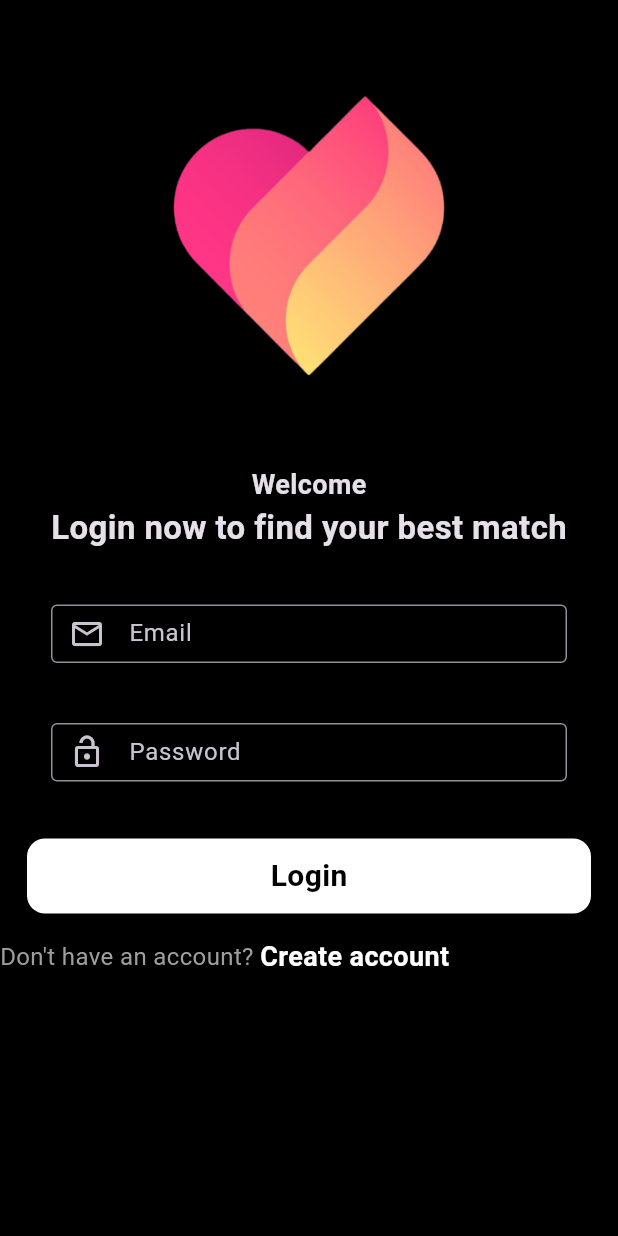
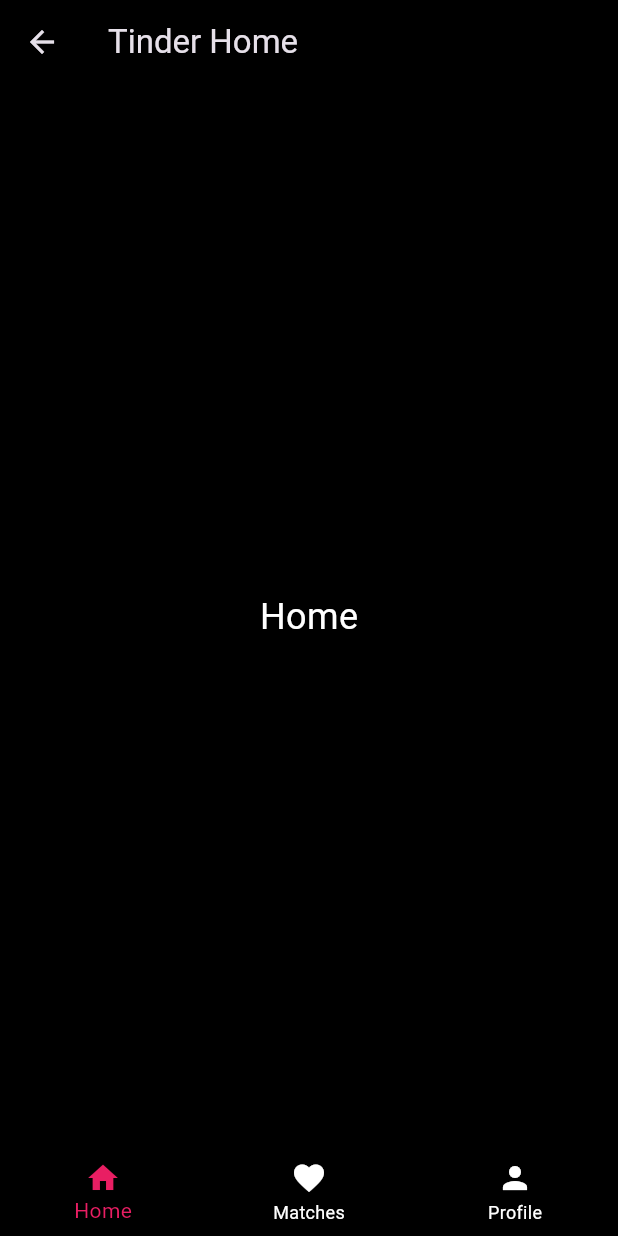
Before and after one commit to saikumarlaveti/flutterClone, a Flutter app: the screen it shows after launch, after a tap on "Login", on a phone screen of 412 x 824 dp. Run offline on Flutter 3.47's test engine with Material 3 defaults, Android fonts, the phone set to English and light mode, and no system bars; our stand-ins replace get, image_picker.

Commit message:
flutter Task1

```diff
--- /dev/null
+++ b/lib/authenticationScreen/homescreen.dart
@@ -0,0 +1,65 @@
+import 'package:flutter/material.dart';
+import 'profilescreen.dart'; // Make sure to import the profile screen
+
+class HomeScreen extends StatefulWidget {
+  const HomeScreen({super.key});
+
+  @override
+  _HomeScreenState createState() => _HomeScreenState();
+}
+
+class _HomeScreenState extends State<HomeScreen> {
+  int _selectedIndex = 0;
+
+  static const List<Widget> _widgetOptions = <Widget>[
+    Text(
+      'Home',
+      style: TextStyle(color: Colors.white, fontSize: 24),
+    ),
+    Text(
+      'Matches',
+      style: TextStyle(color: Colors.white, fontSize: 24),
+    ),
+    ProfileScreen(), // Use the ProfileScreen widget here
+  ];
+
+  void _onItemTapped(int index) {
+    setState(() {
+      _selectedIndex = index;
+    });
+  }
+
+  @override
+  Widget build(BuildContext context) {
+    return Scaffold(
+      appBar: AppBar(
+        title: const Text("Tinder Home"),
+        backgroundColor: Colors.black,
+      ),
+      body: Center(
+        child: _widgetOptions.elementAt(_selectedIndex),
+      ),
+      bottomNavigationBar: BottomNavigationBar(
+        items: const <BottomNavigationBarItem>[
+          BottomNavigationBarItem(
+            icon: Icon(Icons.home),
+            label: 'Home',
+          ),
+          BottomNavigationBarItem(
+            icon: Icon(Icons.favorite),
+            label: 'Matches',
+          ),
+          BottomNavigationBarItem(
+            icon: Icon(Icons.person),
+            label: 'Profile',
+          ),
+        ],
+        currentIndex: _selectedIndex,
+        selectedItemColor: Colors.pink,
+        onTap: _onItemTapped,
+        backgroundColor: Colors.black,
+        unselectedItemColor: Colors.white,
+      ),
+    );
+  }
+}
--- a/lib/authenticationScreen/login_screen.dart
+++ b/lib/authenticationScreen/login_screen.dart
@@ -1,8 +1,8 @@
 import 'package:flutter/material.dart';
 import 'package:get/get.dart';
+import 'package:tinder_application/authenticationScreen/homescreen.dart';
 import 'package:tinder_application/authenticationScreen/registration_screen.dart';
 import 'package:tinder_application/widgets/custom_text_field_widget.dart';
-import 'custom_text_field_widget.dart'; // Ensure this matches the file name
 
 class LoginScreen extends StatefulWidget {
   const LoginScreen({super.key});
@@ -15,6 +15,7 @@
   TextEditingController emailTextEditingController = TextEditingController();
   TextEditingController passwordTextEditingController = TextEditingController();
   bool showProgressBar = false;
+
   @override
   Widget build(BuildContext context) {
     return Scaffold(
@@ -47,9 +48,7 @@
                   isObscure: false, // Corrected property name
                 ),
               ),
-              const SizedBox(
-                height: 24,
-              ),
+              const SizedBox(height: 24),
               SizedBox(
                 width: MediaQuery.of(context).size.width - 36,
                 height: 55,
@@ -60,20 +59,23 @@
                   isObscure: true, // Corrected property name
                 ),
               ),
-              const SizedBox(
-                height: 30,
-              ),
+              const SizedBox(height: 30),
               //login button
+              // Inside the LoginScreen widget
               Container(
                 width: MediaQuery.of(context).size.width - 36,
                 height: 50,
                 decoration: const BoxDecoration(
-                    color: Colors.white,
-                    borderRadius: BorderRadius.all(
-                      Radius.circular(12),
-                    )),
+                  color: Colors.white,
+                  borderRadius: BorderRadius.all(
+                    Radius.circular(12),
+                  ),
+                ),
                 child: InkWell(
-                  onTap: () {},
+                  onTap: () {
+                    // Navigate to the HomeScreen after login
+                    Get.to(() => const HomeScreen());
+                  },
                   child: const Center(
                     child: Text(
                       "Login",
@@ -86,13 +88,13 @@
                   ),
                 ),
               ),
-              const SizedBox(
-                height: 16,
-              ),
-              //don't have an accoutn
+
+              const SizedBox(height: 16),
+              //don't have an account
               Row(
+                mainAxisAlignment: MainAxisAlignment.center,
                 children: [
-                  Text(
+                  const Text(
                     "Don't have an account? ",
                     style: TextStyle(
                       fontSize: 16,
@@ -101,7 +103,7 @@
                   ),
                   InkWell(
                     onTap: () {
-                      Get.to(RegistrationScreen());
+                      Get.to(() => const RegistrationScreen());
                     },
                     child: const Text(
                       "Create account",
@@ -111,14 +113,12 @@
                         fontWeight: FontWeight.bold,
                       ),
                     ),
-                  )
+                  ),
                 ],
               ),
-              const SizedBox(
-                height: 16,
-              ),
-              showProgressBar == true
-                  ? CircularProgressIndicator(
+              const SizedBox(height: 16),
+              showProgressBar
+                  ? const CircularProgressIndicator(
                       valueColor: AlwaysStoppedAnimation<Color>(Colors.pink),
                     )
                   : Container(),
--- a/pubspec.yaml
+++ b/pubspec.yaml
@@ -11,10 +11,12 @@
 dependencies:
   flutter:
     sdk: flutter
+  swipe_cards: 2.0.0+1
 
   cupertino_icons: ^1.0.6
   get:
   image_picker:
+  tcard: ^1.3.5
 
 dev_dependencies:
   flutter_test:
```
Also changed, not shown: lib/authenticationScreen/profilescreen.dart (added, +94 -0 lines), lib/authenticationScreen/tindercardwidget.dart (added, +34 -0 lines), pubspec.lock.
